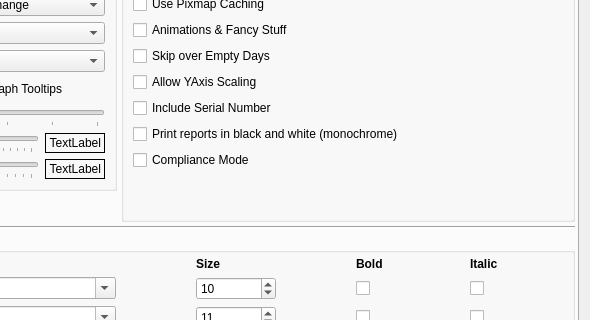
This is oscar/preferencesdialog.ui in littleyoda/oscar as Qt 5 draws it before an edit; both pictures show x 352 to 942 and y 126 to 446 of the 942 by 726 pixel window. The edited form follows.
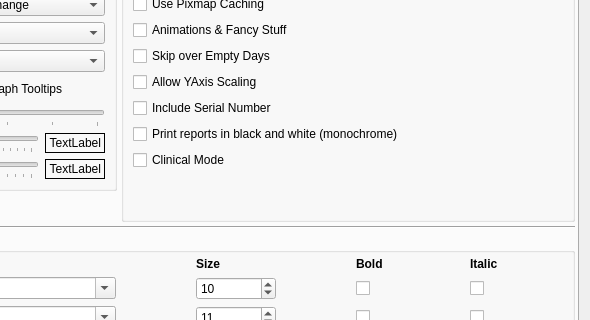
This is the edited form. The open tabs and pages were chosen to show the change. Icons and pictures are not drawn.

Commit message: renames complianceMode to clinicalMode

```diff
--- a/oscar/preferencesdialog.ui
+++ b/oscar/preferencesdialog.ui
@@ -2762,7 +2762,7 @@
                   <string>Allow sessions to be disabled.\nDisabled Session are not used for graphing or Statistics.</string>
                  </property>
                  <property name="text">
-                  <string>Compliance Mode</string>
+                  <string>Clinical Mode</string>
                  </property>
                 </widget>
                </item>
```
Left out of the diff: 4 changed lines with no effect on the pictures. The commit also changes 9 other files.
